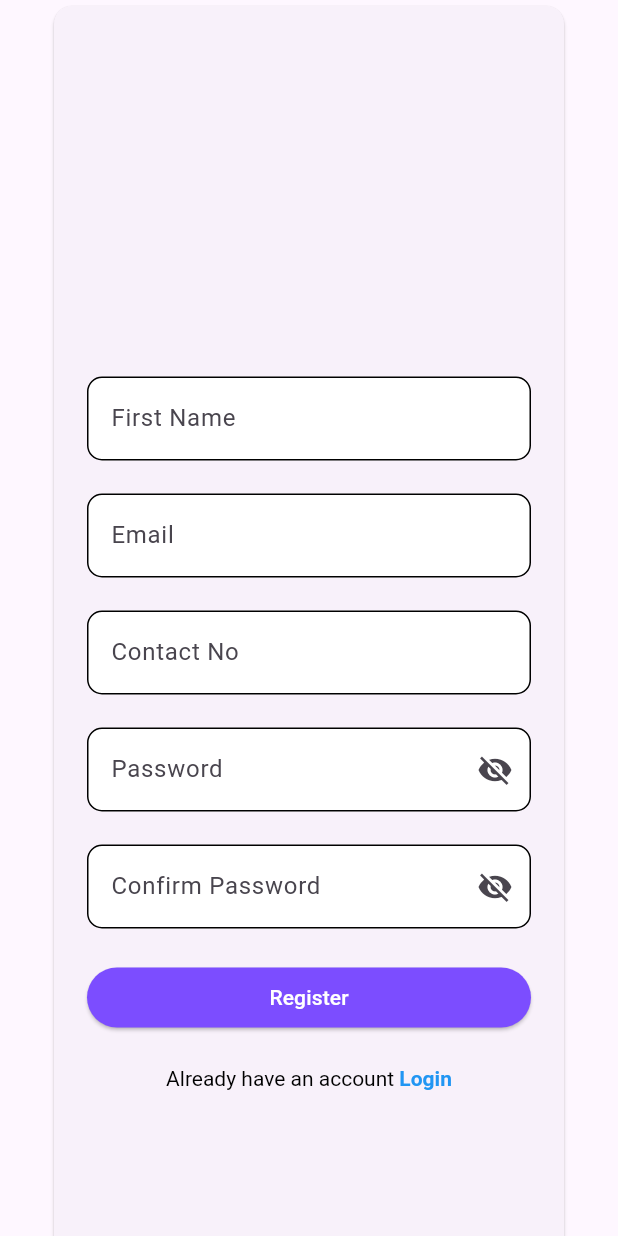
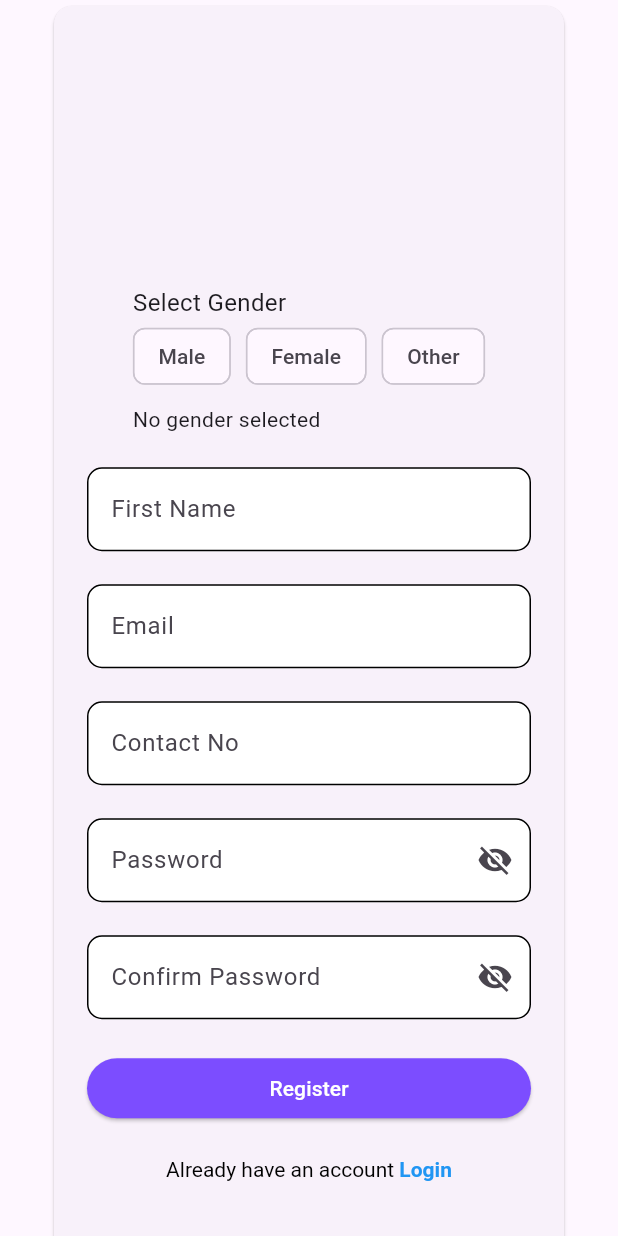
Before and after one commit to sinancholakkal/Team-tweaks-task, a Flutter app: the RegisterScreen screen opened by its route, on a phone screen of 412 x 824 dp. Run offline on Flutter 3.47's test engine with Material 3 defaults, Android fonts, the light colour scheme and no system bars; our stand-ins replace bloc, flutter_bloc, go_router.

Commit message:
Gender selecter added

```diff
--- a/lib/main.dart
+++ b/lib/main.dart
@@ -1,5 +1,7 @@
 import 'package:flutter/material.dart';
+import 'package:flutter_bloc/flutter_bloc.dart';
 import 'package:team_week_task/routes/app_router.dart';
+import 'package:team_week_task/state/gender_bloc/gender_bloc.dart';
 
 void main() {
   runApp(const MyApp());
@@ -10,13 +12,18 @@ class MyApp extends StatelessWidget {
 
   @override
   Widget build(BuildContext context) {
-    return MaterialApp.router(
-      debugShowCheckedModeBanner: false,
-      routerConfig: appRouter,
-      theme: ThemeData(
-        colorScheme: ColorScheme.fromSeed(seedColor: Colors.deepPurple),
+    return MultiBlocProvider(
+      providers: [
+        BlocProvider(create: (context) => GenderBloc(),),
+      ],
+      child: MaterialApp.router(
+        debugShowCheckedModeBanner: false,
+        routerConfig: appRouter,
+        theme: ThemeData(
+          colorScheme: ColorScheme.fromSeed(seedColor: Colors.deepPurple),
+        ),
+
       ),
-
     );
   }
 }
--- /dev/null
+++ b/lib/state/gender_bloc/gender_bloc.dart
@@ -0,0 +1,13 @@
+import 'package:bloc/bloc.dart';
+import 'package:meta/meta.dart';
+
+part 'gender_event.dart';
+part 'gender_state.dart';
+
+class GenderBloc extends Bloc<GenderEvent, GenderState> {
+  GenderBloc() : super(GenderInitial()) {
+    on<GenderSectingEvent>((event, emit) {
+      emit(GenderSelectedState(gender: event.gender));
+    });
+  }
+}
--- /dev/null
+++ b/lib/state/gender_bloc/gender_event.dart
@@ -0,0 +1,11 @@
+part of 'gender_bloc.dart';
+
+@immutable
+sealed class GenderEvent {}
+
+class GenderSectingEvent extends GenderEvent{
+  final String? gender;
+
+  GenderSectingEvent({required this.gender});
+
+}
--- /dev/null
+++ b/lib/state/gender_bloc/gender_state.dart
@@ -0,0 +1,12 @@
+part of 'gender_bloc.dart';
+
+@immutable
+sealed class GenderState {}
+
+final class GenderInitial extends GenderState {}
+
+class GenderSelectedState extends GenderState{
+  final String? gender;
+
+  GenderSelectedState({required this.gender});
+}
--- a/lib/utils/app_string.dart
+++ b/lib/utils/app_string.dart
@@ -21,5 +21,6 @@ class AppStrings {
   static const logoutContent = "Are you sure you want to logout?";
   static const logoutS = "Logout successful";
   static const logoutF = "Logout failed";
+ static final List<String> genders = ["Male", "Female", "Other"];
 
 }
--- a/lib/views/cardregister_form_session.dart
+++ b/lib/views/cardregister_form_session.dart
@@ -1,9 +1,12 @@
 import 'dart:developer';
 import 'package:flutter/material.dart';
+import 'package:flutter_bloc/flutter_bloc.dart' show BlocListener, MultiBlocListener;
 import 'package:go_router/go_router.dart';
+import 'package:team_week_task/state/gender_bloc/gender_bloc.dart';
 import 'package:team_week_task/utils/app_string.dart';
 import 'package:team_week_task/utils/validators.dart';
 import 'package:team_week_task/views/widgets/elevated_button.dart';
+import 'package:team_week_task/views/widgets/gender_selecter_widget.dart';
 import 'package:team_week_task/views/widgets/rich_text_widget.dart';
 import 'package:team_week_task/views/widgets/text_form_widget.dart';
 
@@ -18,8 +21,7 @@ class CardRegisterFormSession extends StatefulWidget {
 
 class _CardRegisterFormSessionState extends State<CardRegisterFormSession> {
   final nameController = TextEditingController();
-  final middleNameController = TextEditingController();
-  final lastNameController = TextEditingController();
+  String? genderController;
   final emailController = TextEditingController();
   final contactNumberController = TextEditingController();
   final passwordController = TextEditingController();
@@ -51,14 +53,29 @@ class _CardRegisterFormSessionState extends State<CardRegisterFormSession> {
     //   },
     //   child:
 
-      return Form(
+      return MultiBlocListener(
+        listeners: [
+          BlocListener<GenderBloc, GenderState>(
+            listener: (context, state) {
+              if(state is GenderSelectedState){
+                genderController = state.gender;
+              }else{
+                genderController = null;
+              }
+            },
+          ),
+
+        ],
+        child: Form(
           key: _formKey,
           child: Padding(
             padding: const EdgeInsets.all(22),
             child: Column(
               spacing: 22,
               children: [
-              //firstnameField----------
+                //Gender selecter
+                GenderChoiceChip(),
+                //name----------
                 TextFormFieldWidget(
                   labeltext: AppStrings.firstname,
                   controller: nameController,
@@ -69,7 +86,6 @@ class _CardRegisterFormSessionState extends State<CardRegisterFormSession> {
                     );
                   },
                 ),
-
 
                 //Email field---
                 TextFormFieldWidget(
@@ -87,6 +103,7 @@ class _CardRegisterFormSessionState extends State<CardRegisterFormSession> {
                     return Validation.phoneNumberValidate(value: p0);
                   },
                 ),
+
                 //Password field-------
                 TextFormFieldWidget(
                   type: TypeOfField.password,
@@ -114,8 +131,9 @@ class _CardRegisterFormSessionState extends State<CardRegisterFormSession> {
                 ElevatedWidget(
                   text: AppStrings.register,
                   onPressed: () {
-                  if (_formKey.currentState!.validate()) {
+                    if (_formKey.currentState!.validate() &&genderController!=null) {
                       log(" Validated--------------------");
+                      log(genderController.toString());
 
                       // final registerModel = RegisterModel(
                       //   firstname: firstNameController.text.trim(),
@@ -145,6 +163,7 @@ class _CardRegisterFormSessionState extends State<CardRegisterFormSession> {
               ],
             ),
           ),
+        ),
       );
 
   }
--- /dev/null
+++ b/lib/views/widgets/gender_selecter_widget.dart
@@ -0,0 +1,56 @@
+import 'package:flutter/material.dart';
+import 'package:flutter_bloc/flutter_bloc.dart';
+import 'package:team_week_task/state/gender_bloc/gender_bloc.dart';
+import 'package:team_week_task/utils/app_string.dart';
+
+class GenderChoiceChip extends StatefulWidget {
+  @override
+  _GenderChoiceChipState createState() => _GenderChoiceChipState();
+}
+
+class _GenderChoiceChipState extends State<GenderChoiceChip> {
+  String? _selectedGender;
+
+
+
+  @override
+  Widget build(BuildContext context) {
+    return BlocConsumer<GenderBloc, GenderState>(
+      listener: (context, state) {
+        if(state is GenderSelectedState){
+          _selectedGender = state.gender;
+        }
+      },
+      builder: (context, state) {
+        return Column(
+          crossAxisAlignment: CrossAxisAlignment.start,
+          children: [
+            Text("Select Gender", style: TextStyle(fontSize: 16)),
+            Wrap(
+              spacing: 10,
+              children: AppStrings.genders.map((gender) {
+                return ChoiceChip(
+                  label: Text(gender),
+                  selected: _selectedGender == gender,
+                  selectedColor: Colors.blue.shade200,
+                  onSelected: (selected) {
+                    // setState(() {
+                    //   _selectedGender = selected ? gender : null;
+                    // });
+                    context.read<GenderBloc>().add(GenderSectingEvent(gender: selected?gender:null));
+                  },
+                );
+              }).toList(),
+            ),
+            SizedBox(height: 8),
+            Text(
+              _selectedGender == null
+                  ? "No gender selected"
+                  : "Selected: $_selectedGender",
+            ),
+          ],
+        );
+      },
+    );
+  }
+}
--- a/pubspec.yaml
+++ b/pubspec.yaml
@@ -35,6 +35,7 @@ dependencies:
   # Use with the CupertinoIcons class for iOS style icons.
   cupertino_icons: ^1.0.8
   go_router: ^16.2.1
+  flutter_bloc: ^9.1.1
 
 dev_dependencies:
   flutter_test:
```
Also changed, not shown: pubspec.lock. Lines whose indentation alone changed are shown as unchanged.
